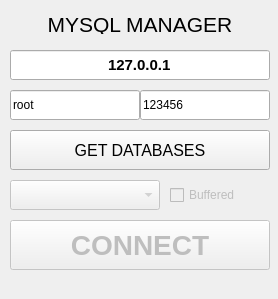
Above: Lib/UI/LAYOUT/ConnectorWindow.ui from fer-moreira/MYQT before the change. Below: the same form after it.
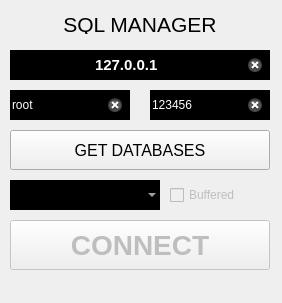
That is the form after the change.

Commit message:
Style,Engine,Simple
Changed:
New stylesheet
New UI
New UX
Better Import and export performance
Better compile and compile selected script

What changed in the file:
```diff
--- a/Lib/UI/LAYOUT/ConnectorWindow.ui
+++ b/Lib/UI/LAYOUT/ConnectorWindow.ui
@@ -6,8 +6,8 @@
    <rect>
     <x>0</x>
     <y>0</y>
-    <width>278</width>
-    <height>299</height>
+    <width>282</width>
+    <height>303</height>
    </rect>
   </property>
   <property name="windowTitle">
@@ -29,7 +29,7 @@
      </font>
     </property>
     <property name="text">
-     <string>MYSQL MANAGER</string>
+     <string>SQL MANAGER</string>
     </property>
     <property name="alignment">
      <set>Qt::AlignCenter</set>
@@ -74,47 +74,74 @@
       <bold>true</bold>
      </font>
     </property>
+    <property name="styleSheet">
+     <string notr="true">border:0;background-color:black;color:white;</string>
+    </property>
     <property name="text">
      <string>127.0.0.1</string>
     </property>
+    <property name="frame">
+     <bool>true</bool>
+    </property>
     <property name="alignment">
      <set>Qt::AlignCenter</set>
     </property>
     <property name="placeholderText">
      <string>Host:</string>
     </property>
+    <property name="clearButtonEnabled">
+     <bool>true</bool>
+    </property>
    </widget>
    <widget class="QLineEdit" name="user_in">
     <property name="geometry">
      <rect>
       <x>10</x>
       <y>90</y>
-      <width>130</width>
+      <width>120</width>
       <height>30</height>
      </rect>
     </property>
+    <property name="styleSheet">
+     <string notr="true">border:0;background-color:black;color:white;</string>
+    </property>
     <property name="text">
      <string>root</string>
     </property>
     <property name="placeholderText">
      <string>User:</string>
     </property>
+    <property name="clearButtonEnabled">
+     <bool>true</bool>
+    </property>
    </widget>
    <widget class="QLineEdit" name="pass_in">
     <property name="geometry">
      <rect>
-      <x>140</x>
+      <x>150</x>
       <y>90</y>
-      <width>130</width>
+      <width>120</width>
       <height>30</height>
      </rect>
     </property>
+    <property name="styleSheet">
+     <string notr="true">border:0;background-color:black;color:white;</string>
+    </property>
     <property name="text">
      <string>123456</string>
     </property>
+    <property name="echoMode">
+     <enum>QLineEdit::Normal</enum>
+    </property>
     <property name="placeholderText">
      <string>Password:</string>
     </property>
+    <property name="cursorMoveStyle">
+     <enum>Qt::LogicalMoveStyle</enum>
+    </property>
+    <property name="clearButtonEnabled">
+     <bool>true</bool>
+    </property>
    </widget>
    <widget class="QCheckBox" name="buffered">
     <property name="enabled">
@@ -175,7 +202,7 @@
      </rect>
     </property>
     <property name="styleSheet">
-     <string notr="true">padding:8;</string>
+     <string notr="true">padding:8;border:0;background-color:black;color:white;</string>
     </property>
    </widget>
   </widget>
```
Left out of the diff: 16 changed lines with no effect on the pictures. The commit also changes 18 other files.
